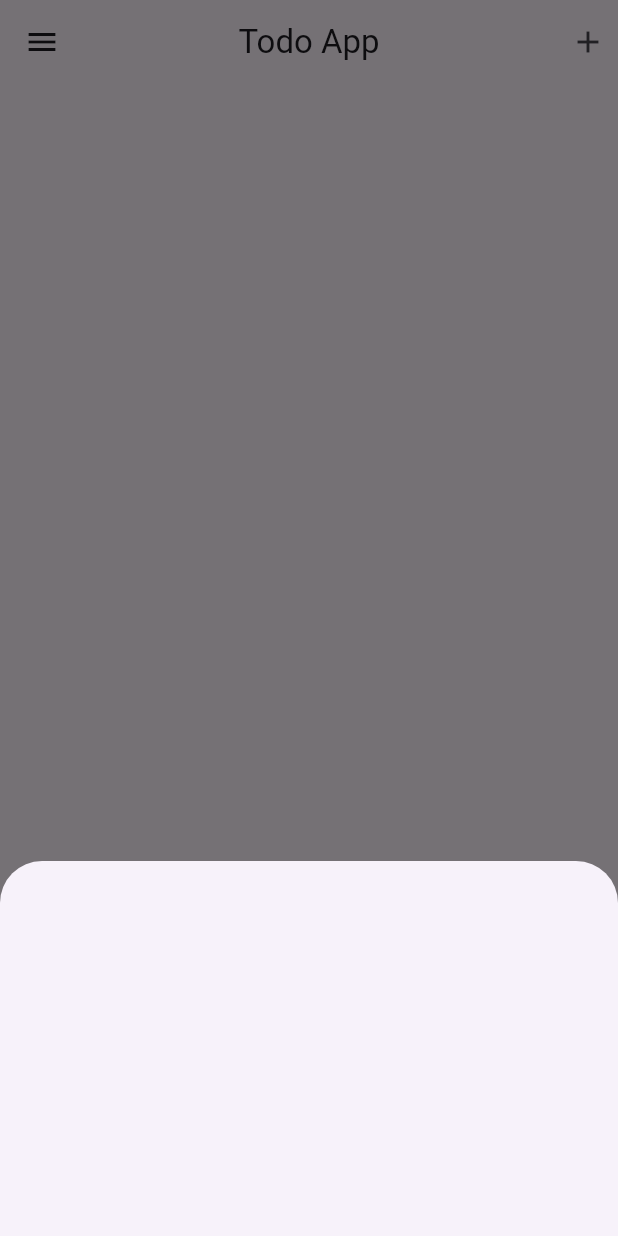
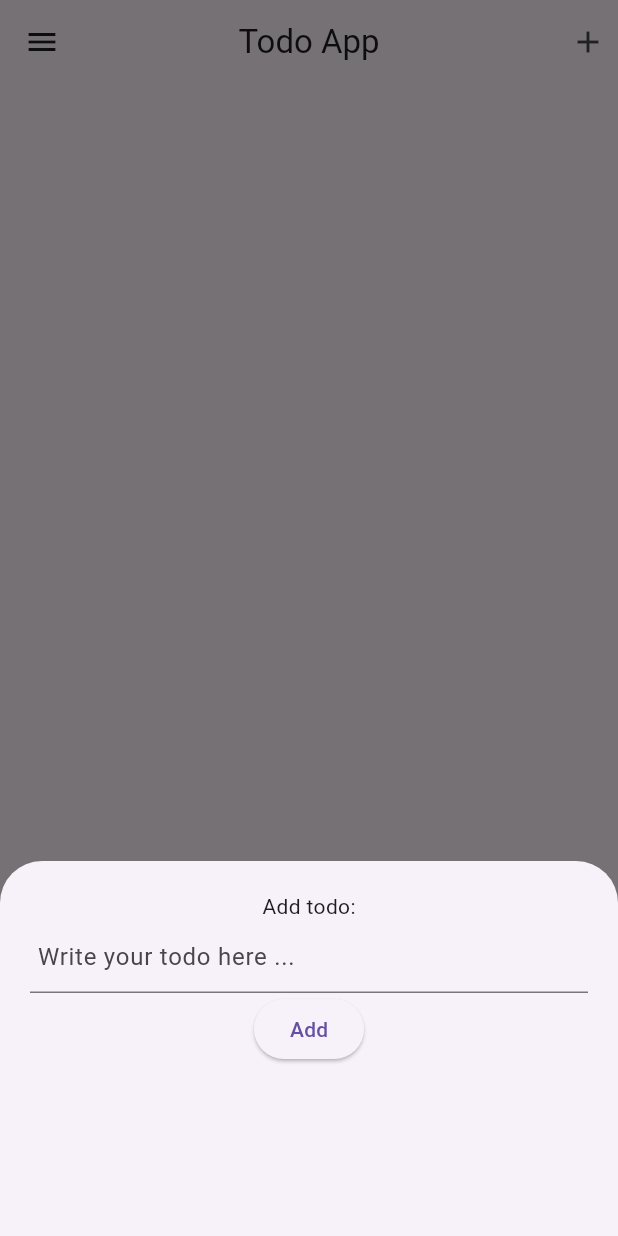
Before and after one commit to AndyBett/Todo_App, a Flutter app: the screen it shows after launch, after a tap on the "add" icon, on a phone screen of 412 x 824 dp. Run offline on Flutter 3.47's test engine with Material 3 defaults, Android fonts, the phone set to English and light mode, and no system bars.

Commit message:
textfield added

```diff
--- /dev/null
+++ b/lib/addTodo.dart
@@ -0,0 +1,34 @@
+import 'package:flutter/material.dart';
+
+class Addtodo extends StatefulWidget {
+  const Addtodo({super.key});
+
+  @override
+  State<Addtodo> createState() => _AddtodoState();
+}
+
+class _AddtodoState extends State<Addtodo> {
+  TextEditingController todoText = TextEditingController();
+
+  @override
+  Widget build(BuildContext context) {
+    return Column(children: [
+      const Text("Add todo:"),
+      TextField(
+        controller: todoText,
+        decoration: const InputDecoration(
+          contentPadding: EdgeInsets.all(5),
+          hintText: "Write your todo here ...",
+        ),
+      ),
+      const SizedBox(),
+      const SizedBox(),
+      ElevatedButton(
+          onPressed: () {
+            print(todoText.text);
+            todoText.text = "";
+          },
+          child: const Text("Add"))
+    ]);
+  }
+}
--- a/lib/main.dart
+++ b/lib/main.dart
@@ -15,6 +15,7 @@ class MyApp extends StatefulWidget {
 class _MyAppState extends State<MyApp> {
   @override
   Widget build(BuildContext context) {
-    return const MaterialApp(home: Mainscreen());
+    return const MaterialApp(
+        debugShowCheckedModeBanner: false, home: Mainscreen());
   }
 }
--- a/lib/mainScreen.dart
+++ b/lib/mainScreen.dart
@@ -1,4 +1,5 @@
 import 'package:flutter/material.dart';
+import 'package:todoapp/addTodo.dart';
 
 class Mainscreen extends StatefulWidget {
   const Mainscreen({super.key});
@@ -23,6 +24,8 @@ class _MainscreenState extends State<Mainscreen> {
                   builder: (context) {
                     return Container(
                       height: 250,
+                      child: Addtodo(),
+                      padding: EdgeInsets.all(20),
                     );
                   });
             },
```
